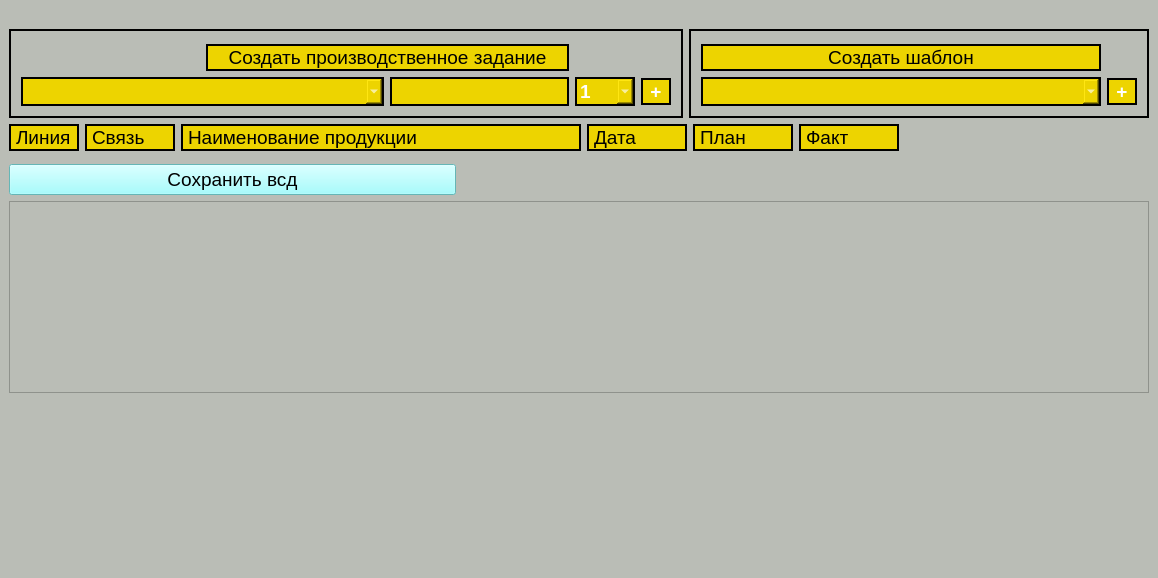
This is mainwindow.ui in avovana/master_labeling as Qt 5 draws it before an edit. The edited form follows.
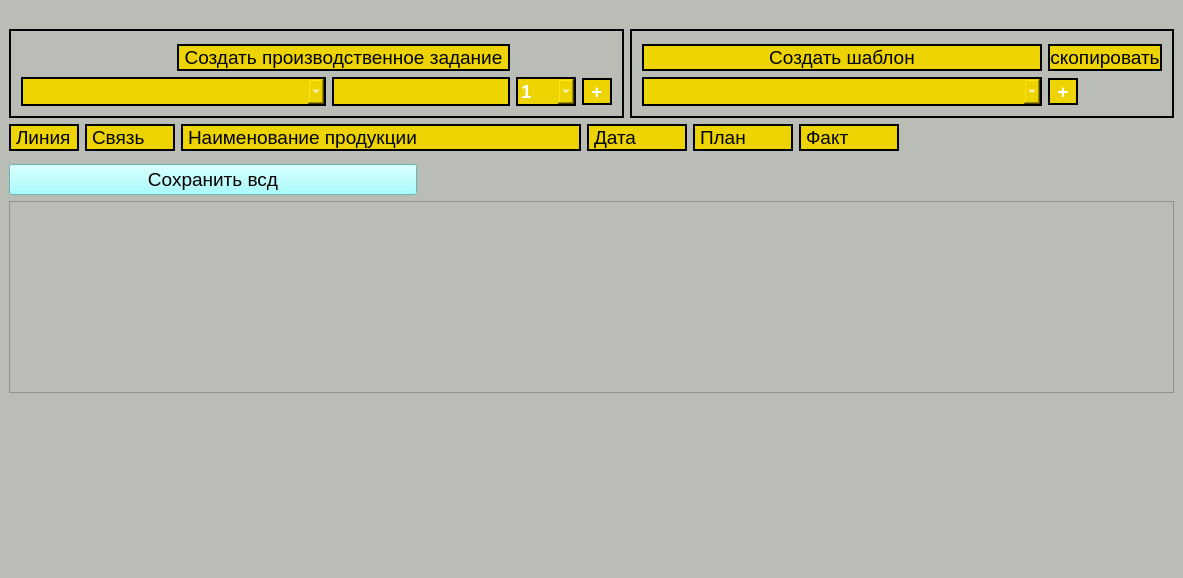
This is the edited form.

Commit message: Added copy to clipboard

Patch:
```diff
--- a/mainwindow.ui
+++ b/mainwindow.ui
@@ -40,7 +40,7 @@
          <string/>
         </property>
         <layout class="QGridLayout" name="gridLayout_6">
-         <item row="1" column="0">
+         <item row="2" column="0">
           <widget class="QComboBox" name="product_name_combobox">
            <property name="sizePolicy">
             <sizepolicy hsizetype="Expanding" vsizetype="Fixed">
@@ -79,39 +79,6 @@
            </property>
           </widget>
          </item>
-         <item row="1" column="1">
-          <widget class="QPushButton" name="make_template_pushbutton">
-           <property name="minimumSize">
-            <size>
-             <width>30</width>
-             <height>0</height>
-            </size>
-           </property>
-           <property name="maximumSize">
-            <size>
-             <width>30</width>
-             <height>16777215</height>
-            </size>
-           </property>
-           <property name="font">
-            <font>
-             <family>Arial</family>
-             <pointsize>14</pointsize>
-             <weight>75</weight>
-             <bold>true</bold>
-            </font>
-           </property>
-           <property name="styleSheet">
-            <string notr="true">background-color: rgb(237, 212, 0);
-font-family: Arial;
-color: rgb(255, 255, 255);font-weight: bold;
-border: 2px solid black;</string>
-           </property>
-           <property name="text">
-            <string>+</string>
-           </property>
-          </widget>
-         </item>
          <item row="0" column="0">
           <widget class="QLabel" name="create_template_label">
            <property name="sizePolicy">
@@ -137,6 +104,55 @@
            </property>
           </widget>
          </item>
+         <item row="0" column="1">
+          <widget class="QPushButton" name="copy_button">
+           <property name="font">
+            <font>
+             <pointsize>14</pointsize>
+            </font>
+           </property>
+           <property name="styleSheet">
+            <string notr="true">background-color: rgb(237, 212, 0);
+border: 2px solid black;</string>
+           </property>
+           <property name="text">
+            <string>скопировать</string>
+           </property>
+          </widget>
+         </item>
+         <item row="2" column="1">
+          <widget class="QPushButton" name="make_template_pushbutton">
+           <property name="minimumSize">
+            <size>
+             <width>30</width>
+             <height>0</height>
+            </size>
+           </property>
+           <property name="maximumSize">
+            <size>
+             <width>30</width>
+             <height>16777215</height>
+            </size>
+           </property>
+           <property name="font">
+            <font>
+             <family>Arial</family>
+             <pointsize>14</pointsize>
+             <weight>75</weight>
+             <bold>true</bold>
+            </font>
+           </property>
+           <property name="styleSheet">
+            <string notr="true">background-color: rgb(237, 212, 0);
+font-family: Arial;
+color: rgb(255, 255, 255);font-weight: bold;
+border: 2px solid black;</string>
+           </property>
+           <property name="text">
+            <string>+</string>
+           </property>
+          </widget>
+         </item>
         </layout>
        </widget>
       </item>
```
The commit also changes 2 other files.
